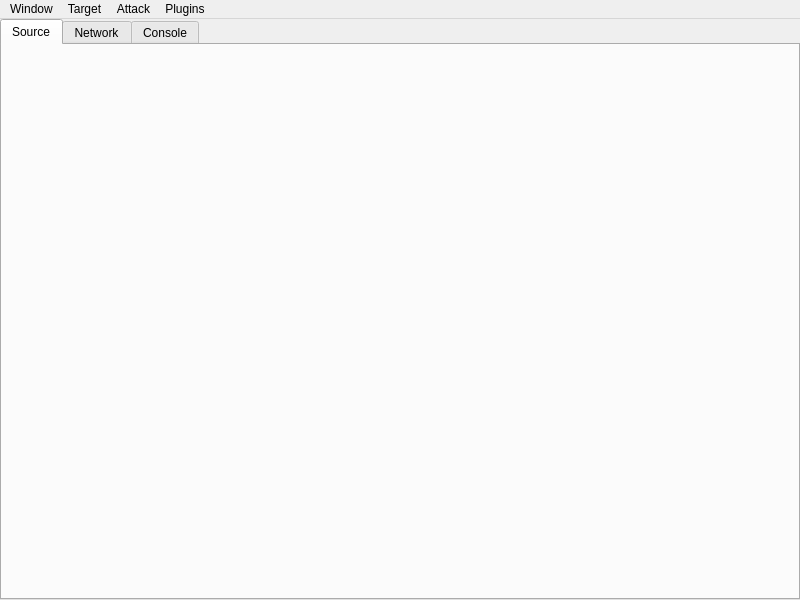
krysolemur/WebScope-0.1.0, file libs/QtGuiFiles/UiFiles/MainWindow.ui: the form before one commit.
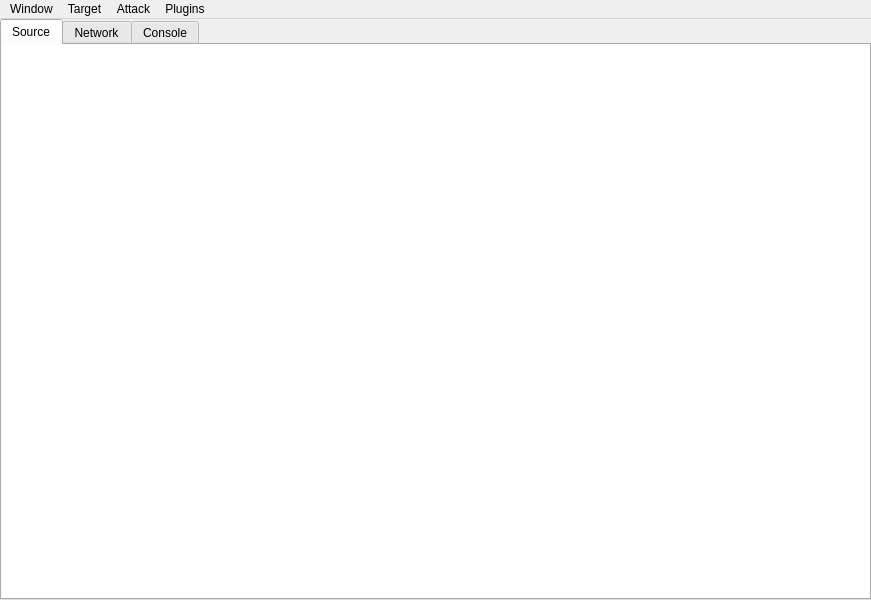
The form after the commit. The open tabs and pages were chosen to show the change.

Commit message: Added style picker.

Diff of the .ui file:
```diff
--- a/libs/QtGuiFiles/UiFiles/MainWindow.ui
+++ b/libs/QtGuiFiles/UiFiles/MainWindow.ui
@@ -9,7 +9,7 @@
    <rect>
     <x>0</x>
     <y>0</y>
-    <width>800</width>
+    <width>871</width>
     <height>600</height>
    </rect>
   </property>
@@ -45,6 +45,43 @@
        <attribute name="title">
         <string>Source</string>
        </attribute>
+       <layout class="QGridLayout" name="sourceLayout">
+        <property name="leftMargin">
+         <number>0</number>
+        </property>
+        <property name="topMargin">
+         <number>0</number>
+        </property>
+        <property name="rightMargin">
+         <number>0</number>
+        </property>
+        <property name="bottomMargin">
+         <number>0</number>
+        </property>
+        <item row="0" column="0">
+         <widget class="QTextEdit" name="sourceTextEdit">
+          <property name="frameShape">
+           <enum>QFrame::NoFrame</enum>
+          </property>
+          <property name="frameShadow">
+           <enum>QFrame::Plain</enum>
+          </property>
+          <property name="readOnly">
+           <bool>true</bool>
+          </property>
+          <property name="html">
+           <string>&lt;!DOCTYPE HTML PUBLIC &quot;-//W3C//DTD HTML 4.0//EN&quot; &quot;http://www.w3.org/TR/REC-html40/strict.dtd&quot;&gt;
+&lt;html&gt;&lt;head&gt;&lt;meta name=&quot;qrichtext&quot; content=&quot;1&quot; /&gt;&lt;meta charset=&quot;utf-8&quot; /&gt;&lt;style type=&quot;text/css&quot;&gt;
+p, li { white-space: pre-wrap; }
+hr { height: 1px; border-width: 0; }
+li.unchecked::marker { content: &quot;\2610&quot;; }
+li.checked::marker { content: &quot;\2612&quot;; }
+&lt;/style&gt;&lt;/head&gt;&lt;body style=&quot; font-family:'Ubuntu'; font-size:10pt; font-weight:400; font-style:normal;&quot;&gt;
+&lt;p style=&quot;-qt-paragraph-type:empty; margin-top:0px; margin-bottom:0px; margin-left:0px; margin-right:0px; -qt-block-indent:0; text-indent:0px;&quot;&gt;&lt;br /&gt;&lt;/p&gt;&lt;/body&gt;&lt;/html&gt;</string>
+          </property>
+         </widget>
+        </item>
+       </layout>
       </widget>
       <widget class="QWidget" name="networkTab">
        <attribute name="title">
@@ -65,7 +102,7 @@
     <rect>
      <x>0</x>
      <y>0</y>
-     <width>800</width>
+     <width>871</width>
      <height>20</height>
     </rect>
    </property>
```
Left out of the diff: 2 changed lines with no effect on the pictures. The commit also changes 13 other files.
